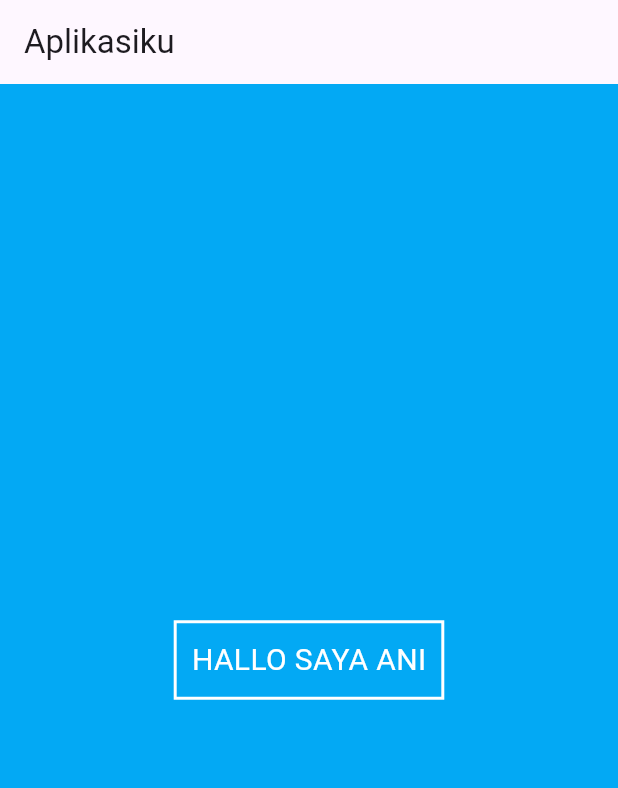
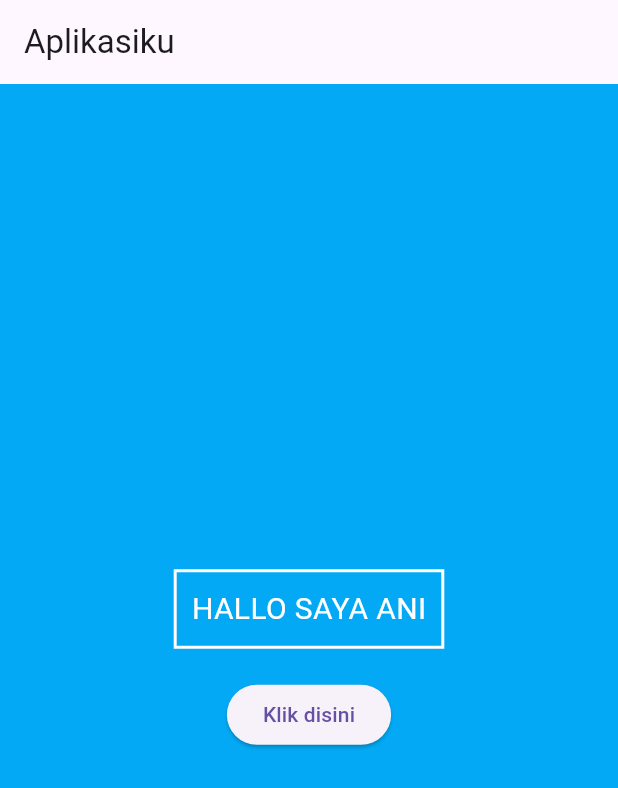
Before and after one commit to AniKusuma/flutterwidget, a Flutter app: the screen it shows after launch, on a phone screen of 412 x 824 dp. Shown: the top 788 px of the screen. Run offline on Flutter 3.47's test engine with Material 3 defaults, Android fonts, the phone set to English and light mode, and no system bars.

Commit message:
tombol/bottom

```diff
--- a/lib/main.dart
+++ b/lib/main.dart
@@ -15,7 +15,10 @@ class MyApp extends StatelessWidget {
           title: Text("Aplikasiku"),
         ),
         body: Center(
-          child: Container(
+          child: Column(
+            mainAxisAlignment: MainAxisAlignment.center,
+            children: [
+              Container(
                 padding: EdgeInsets.all(10.0),
                 decoration: BoxDecoration(
                   border: Border.all(
@@ -26,10 +29,19 @@ class MyApp extends StatelessWidget {
                 child: Text(
                   "HALLO SAYA ANI",
                   style: TextStyle(
-                color: Colors.white, // warna teks
-                fontSize: 20.0, // ukuran teks
+                    color: Colors.white,
+                    fontSize: 20.0,
                   ),
                 ),
+              ),
+              SizedBox(height: 20),
+              ElevatedButton(
+                onPressed: () {
+                  print('Tombol ditekan!');
+                },
+                child: Text('Klik disini'),
+              ),
+            ],
           ),
         ),
       ),
```
Lines whose indentation alone changed are shown as unchanged.
